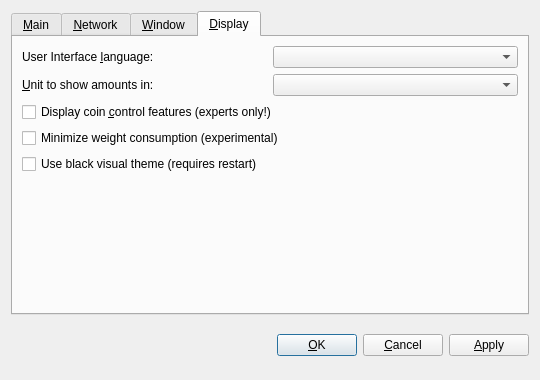
First picture: the form in src/qt/forms/optionsdialog.ui, repository DevelCurrency/AztecCoin, before the edit.
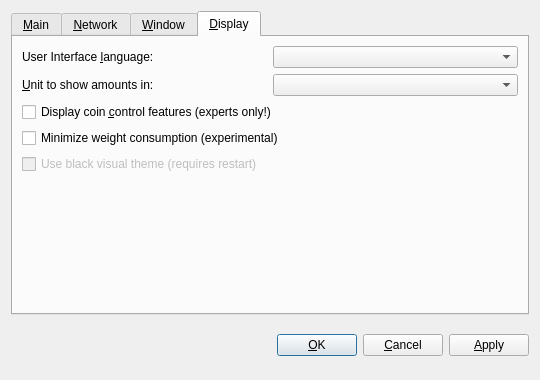
Second picture: the form after the edit. Icons and pictures are not drawn. Custom widgets are drawn as their Qt base class.

What changed in the file:
```diff
--- a/src/qt/forms/optionsdialog.ui
+++ b/src/qt/forms/optionsdialog.ui
@@ -451,12 +451,18 @@
        </item>
        <item>
         <widget class="QCheckBox" name="useBlackTheme">
+         <property name="enabled">
+          <bool>false</bool>
+         </property>
          <property name="styleSheet">
           <string notr="true">background-image: url(:/images/bgbfree);</string>
          </property>
          <property name="text">
           <string>Use black visual theme (requires restart)</string>
          </property>
+         <property name="checkable">
+          <bool>false</bool>
+         </property>
         </widget>
        </item>
        <item>
```
